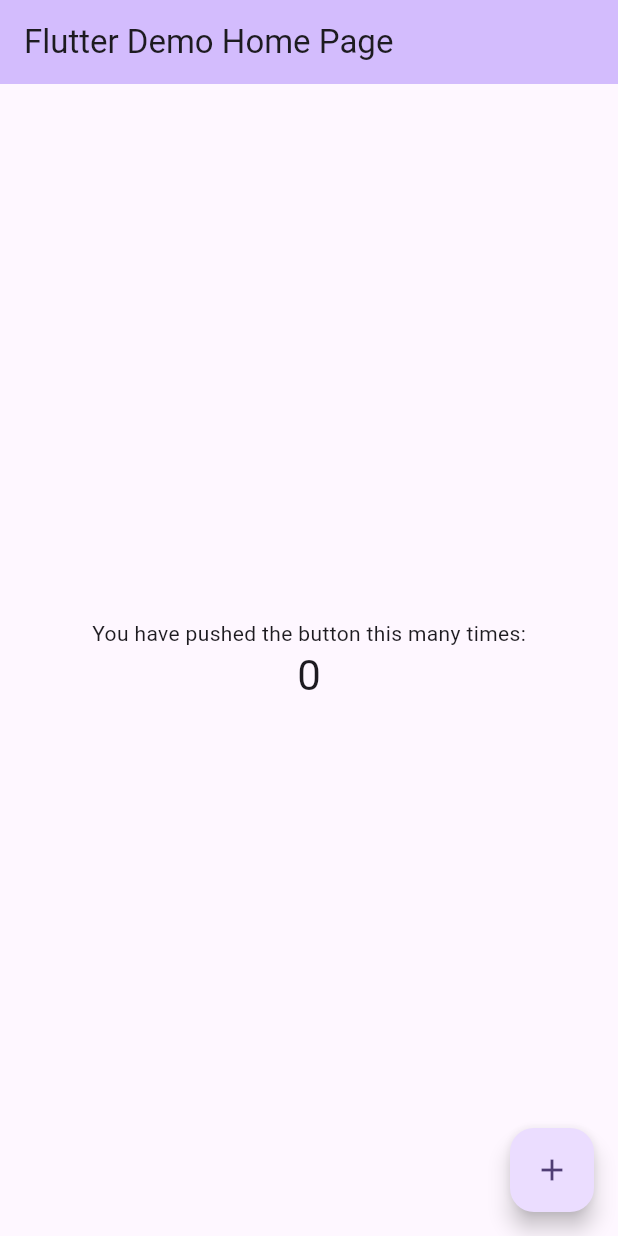
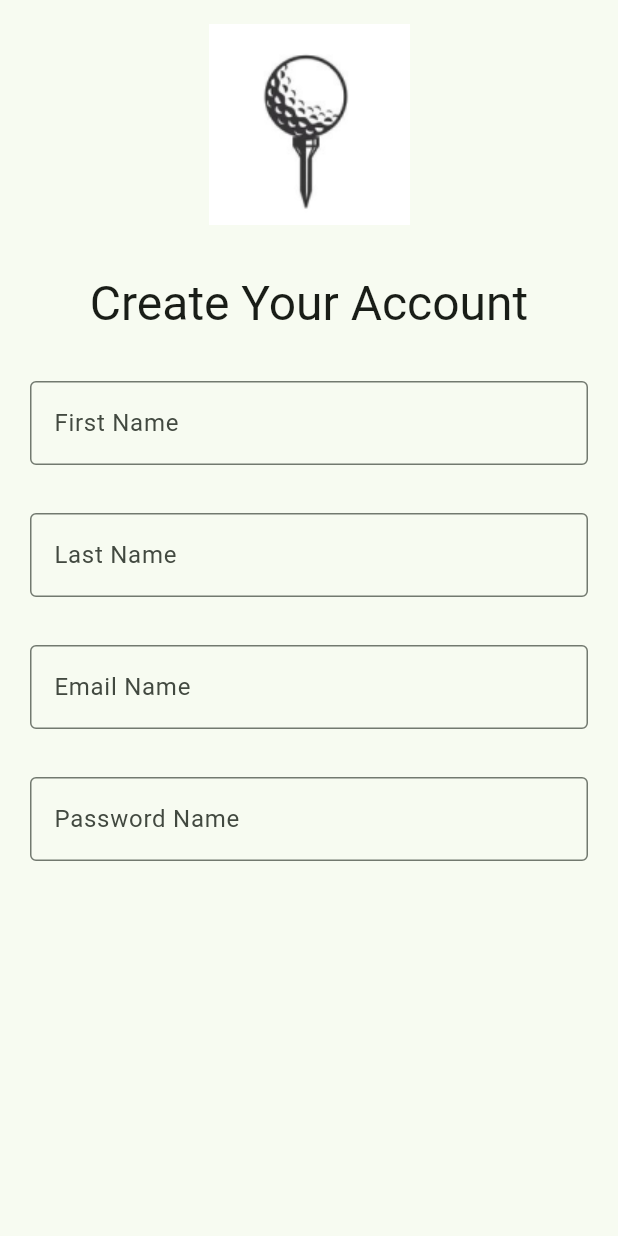
Before and after one commit to Ibrahima2007/golf-swing-app, a Flutter app: the screen it shows after launch, on a phone screen of 412 x 824 dp. Run offline on Flutter 3.47's test engine with Material 3 defaults, Android fonts, the light colour scheme and no system bars.

Commit message:
Created a basic screen for the sign in page and linked it to main Added app icon

```diff
--- a/golf-coach-chatbot/mobile/lib/main.dart
+++ b/golf-coach-chatbot/mobile/lib/main.dart
@@ -1,4 +1,5 @@
 import 'package:flutter/material.dart';
+import 'screens/login_screen.dart';
 
 void main() {
   runApp(const MyApp());
@@ -11,7 +12,7 @@
   @override
   Widget build(BuildContext context) {
     return MaterialApp(
-      title: 'Flutter Demo',
+      title: 'Golf Swing Analysis',
       theme: ThemeData(
         // This is the theme of your application.
         //
@@ -28,9 +29,9 @@
         //
         // This works for code too, not just values: Most code changes can be
         // tested with just a hot reload.
-        colorScheme: ColorScheme.fromSeed(seedColor: Colors.deepPurple),
+        colorScheme: ColorScheme.fromSeed(seedColor: Colors.green),
       ),
-      home: const MyHomePage(title: 'Flutter Demo Home Page'),
+      home: const AccountCreationPage(title: 'Fluttter Demo Home Page'),
     );
   }
 }
--- a/golf-coach-chatbot/mobile/lib/screens/login_screen.dart
+++ b/golf-coach-chatbot/mobile/lib/screens/login_screen.dart
@@ -0,0 +1,88 @@
+import 'package:flutter/material.dart';
+
+class AccountCreationPage extends StatefulWidget {
+  const AccountCreationPage({super.key, required this.title});
+
+  final String title;
+
+  @override
+  State<AccountCreationPage> createState() => _AccountCreationPageState();
+
+  }
+
+class _AccountCreationPageState extends State<AccountCreationPage> {
+  int _counter = 0;
+
+  void _incrementCounter() {
+    setState(() {
+      _counter++;
+    });
+  }
+
+  @override
+  Widget build(BuildContext context) {
+    return Scaffold(
+      body: SingleChildScrollView(
+        // Center is a layout widget. It takes a single child and positions it
+        // in the middle of the parent.
+        child: Column(
+          mainAxisAlignment: MainAxisAlignment.center,
+          children: <Widget>[
+            Padding(
+              padding: EdgeInsets.symmetric(horizontal: 20, vertical: 16),
+              child: Image(image: AssetImage('images/icon.png')),
+            ),
+            Padding(
+              padding: EdgeInsets.symmetric(horizontal: 20, vertical: 16),
+              child: Text(
+                "Create Your Account",
+                style: Theme.of(context).textTheme.headlineLarge,
+              ),
+            ),
+            Form(
+              child: Column(
+                children: <Widget>[
+                  Padding(
+                    padding: EdgeInsets.symmetric(horizontal: 20, vertical: 16),
+                    child: TextFormField(
+                      decoration: InputDecoration(
+                        border: OutlineInputBorder(),
+                        hintText: 'First Name',
+                      ),
+                    ),
+                  ),                  Padding(
+                    padding: EdgeInsets.symmetric(horizontal: 20, vertical: 16),
+                    child: TextFormField(
+                      decoration: InputDecoration(
+                        border: OutlineInputBorder(),
+                        hintText: 'Last Name',
+                      ),
+                    ),
+                  ),
+                  Padding(
+                    padding: EdgeInsets.symmetric(horizontal: 20, vertical: 16),
+                    child: TextFormField(
+                      decoration: InputDecoration(
+                        border: OutlineInputBorder(),
+                        hintText: 'Email Name',
+                      ),
+                    ),
+                  ),
+                  Padding(
+                    padding: EdgeInsets.symmetric(horizontal: 20, vertical: 16),
+                    child: TextFormField(
+                      decoration: InputDecoration(
+                        border: OutlineInputBorder(),
+                        hintText: 'Password Name',
+                      ),
+                    ),
+                  ),
+                ],
+              )
+            ),
+          ],
+        ),
+      ),
+    );
+  }
+}
--- a/golf-coach-chatbot/mobile/pubspec.yaml
+++ b/golf-coach-chatbot/mobile/pubspec.yaml
@@ -58,9 +58,8 @@ flutter:
   uses-material-design: true
 
   # To add assets to your application, add an assets section, like this:
-  # assets:
-  #   - images/a_dot_burr.jpeg
-  #   - images/a_dot_ham.jpeg
+  assets:
+    - images/icon.png
 
   # An image asset can refer to one or more resolution-specific "variants", see
   # https://flutter.dev/to/resolution-aware-images
```
Also changed, not shown: golf-coach-chatbot/mobile/images/icon.png (added).
